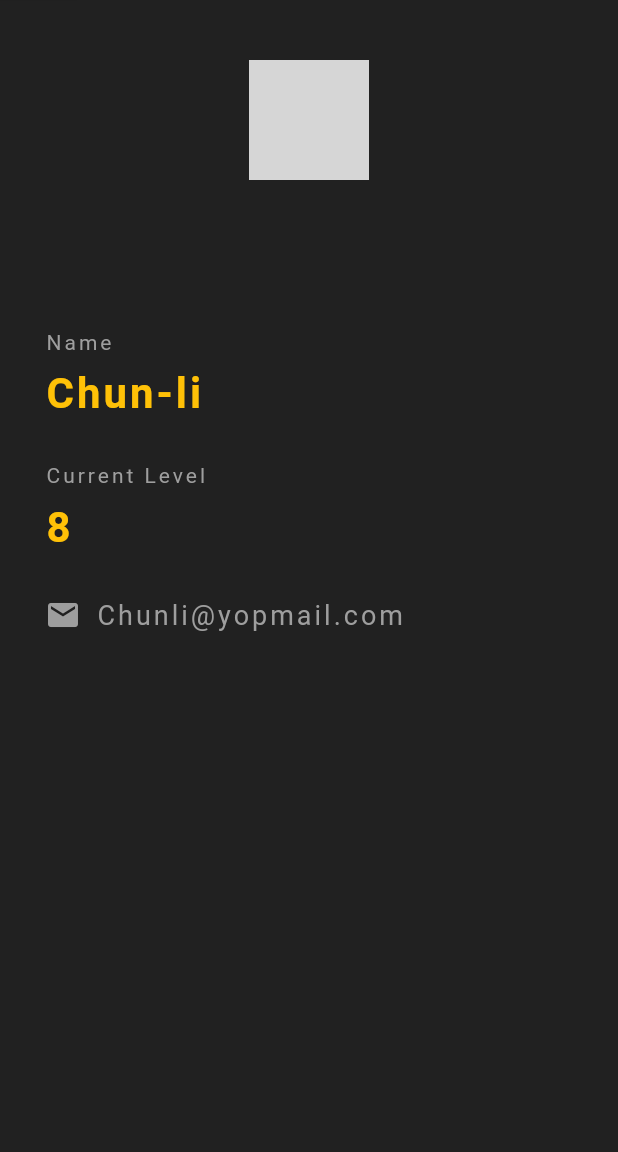
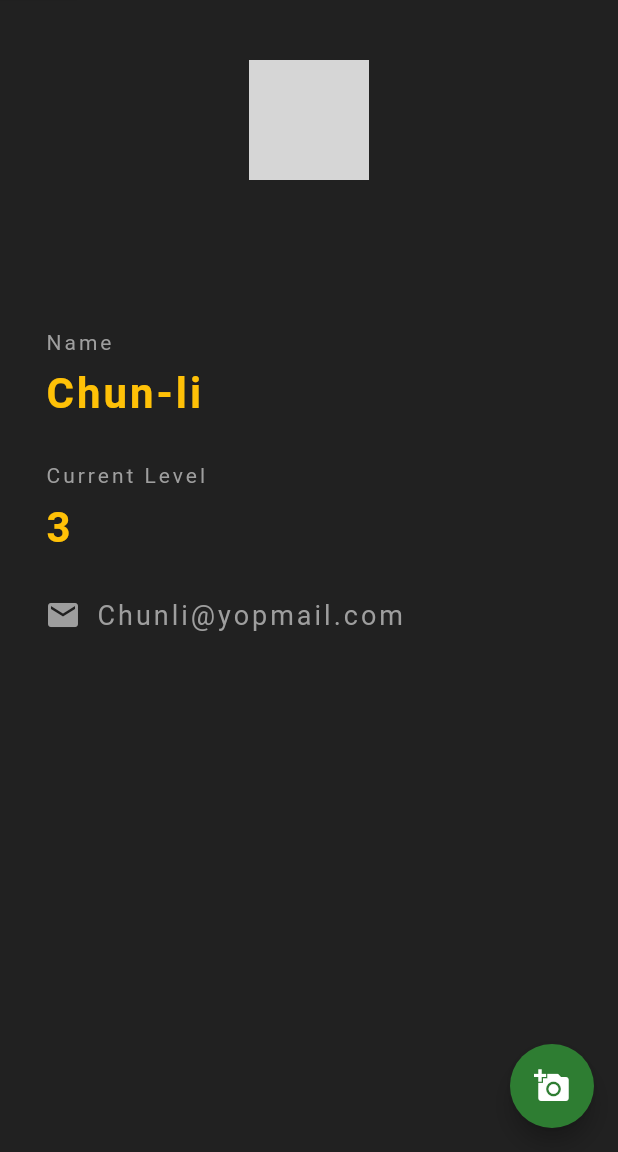
Before and after one commit to sanjay5195/ninja_id, a Flutter app: the screen it shows after launch, on a phone screen of 412 x 824 dp, the part 84-1236 px from its top. Run offline on Flutter 3.47's test engine with Material 2 defaults, Android fonts, the phone set to English and light mode, and no system bars; grey boxes are pictures that could not be loaded.

Commit message:
changes for stateful increarese ninja ID

```diff
--- a/lib/main.dart
+++ b/lib/main.dart
@@ -12,6 +12,8 @@ class NinjaCard extends StatefulWidget {
 }
 
 class _NinjaCardState extends State<NinjaCard> {
+
+  int ninjaLevel = 3;
   @override
   Widget build(BuildContext context) {
     return Scaffold(
@@ -21,6 +23,16 @@ class _NinjaCardState extends State<NinjaCard> {
         centerTitle: true,
         backgroundColor: Colors.grey[850],
         elevation: 0.10,
+      ),
+      floatingActionButton: FloatingActionButton(
+
+        onPressed: (){
+          setState(() {
+            ninjaLevel++;
+          });
+        },
+        backgroundColor: Colors.green[800],
+        child: Icon(Icons.add_a_photo),
       ),
       body: Padding(
         padding: EdgeInsets.fromLTRB(30.0, 40.0, 30.0, 1.0),
@@ -60,7 +72,7 @@ class _NinjaCardState extends State<NinjaCard> {
             ),
             SizedBox(height: 10),
             Text(
-              "8",
+              "$ninjaLevel",
               style: TextStyle(
                   color: Colors.amber,
                   letterSpacing: 2.0,
```
